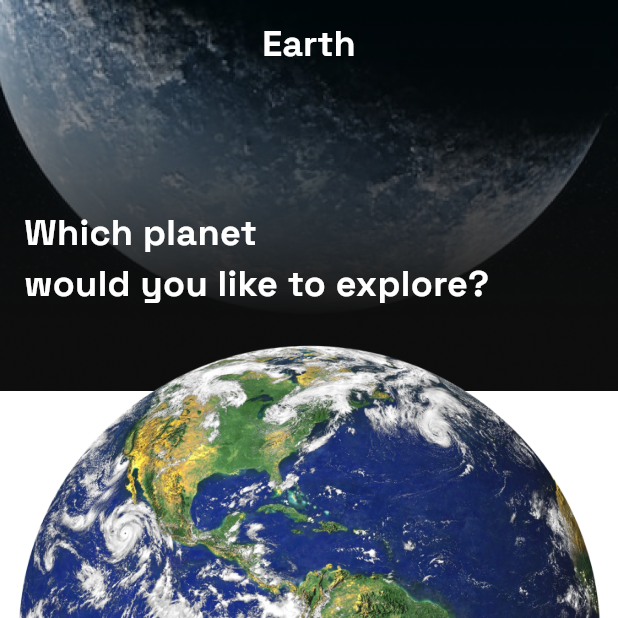
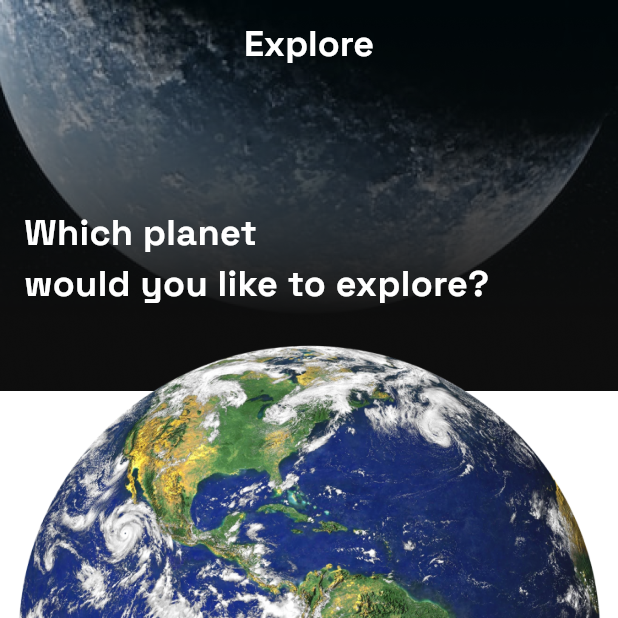
Before and after one commit to AhmedWalied26/Space_App, a Flutter app: the ExploreView screen opened by its route, on a phone screen of 412 x 824 dp, the top half of it. Run offline on Flutter 3.47's test engine with Material 3 defaults, Android fonts, the phone set to English and light mode, and no system bars.

```diff
--- a/lib/core/app_strings.dart
+++ b/lib/core/app_strings.dart
@@ -1,24 +1,29 @@
 class AppStrings {
+  static const String earthTitle = 'Earth: Our Blue Marble';
   static const String earth =
       'Earth is the only known planet in the universe that supports life. Its unique combination of factors, including liquid water, a breathable atmosphere, and a suitable distance from the Sun, has created the ideal conditions for the development of complex organisms. Earth`s magnetic field protects it from harmful solar radiation, and its atmosphere helps to regulate temperature and weather patterns.';
   static const String earthDis = 'Distance from Sun (km) : 149598026';
   static const String earthLen = 'Length of Day (hours) : 23.93';
+  static const String earthOrb = 'Orbital Period (Earth years) : 1';
   static const String earthRad = 'Radius (km) : 6371';
   static const String earthMas = 'Mass (kg) : 5.972 × 10²⁴';
   static const String earthGra = 'Gravity (m/s²) : 9.81';
   static const String earthSur = 'Surface Area (km²) : 5.10 × 10⁸';
 
+  static const String sunTitle = 'The Sun: Our Solar System`s Star';
   static const String sun =
       'The Sun is the heart of our solar system, a massive ball of plasma that provides heat, light, and energy to everything within its gravitational pull. Its immense size and temperature are fueled by nuclear fusion, a process that combines hydrogen atoms into helium, releasing vast amounts of energy. The Sun`s magnetic field, which is constantly changing, influences solar activity like sunspots and solar flares, affecting space weather and potentially disrupting Earth-based technologies.';
   static const String sunDis = 'Distance from Sun (km) : 0';
   static const String sunLen = 'Length of Day (hours) : 0';
+  static const String sunOrb = 'Orbital Period (Earth years) : 0';
   static const String sunRad = 'Radius (km) : 695700';
   static const String sunMas = 'Mass (kg) : 1.989 × 10³⁰';
   static const String sunGra = 'Gravity (m/s²) : 274';
   static const String sunSur = 'Surface Area (km²) : 6.09 × 10¹²';
 
+  static const String mercuryTitle = 'Mercury: The Closest Planet';
   static const String mercury =
-      'The Sun in the hunt of an solar system, a massive ball of phaima tut provides heat light and energy is everythung weihan its gravitational pull its immense and tumperature am fueled by machen  , a  that  hydrogen atoms into helium, releasing vast amms energy. The Sun\'s manere field sich is smally changing anfluences solar acityny le sunspots and solar  flanesflanes , afficting space weather and potentially durupting Earth based';
+      'The Mercury is the heart of our solar system, a massive ball of plasma that provides heat, light, and energy to everything within its gravitational pull. Its immense size and temperature are fueled by nuclear fusion, a process that combines hydrogen atoms into helium, releasing vast amounts of energy. The Sun`s magnetic field, which is constantly changing, influences solar activity like sunspots and solar flares, affecting space weather and potentially disrupting Earth-based technologies.';
   static const String mercuryDis = 'Distance from Sun (km) : 57,900-223';
   static const String mercuryLen = 'Length of Day (hours) : 140040';
   static const String mercuryOrb = 'Orbital Period (Earth years) : 0.24';
@@ -27,8 +32,9 @@ class AppStrings {
   static const String mercuryGra = 'Gravity (m/s²) : 37';
   static const String mercurySur = 'Surface Area (km²) : 74810';
 
+  static const String venusTitle = 'Venus: Earth`s Toxic Twin';
   static const String venus =
-      'Vinus a often referred it as Earth\'s tam de nits similar and  . However, it shick smeyhere ammpsed pramanly of cardvm stoode, waps het, making it the hottest planet in our star system. This greenhouse effect hat created a hostile zweitonmens with aparatures hot enough to mut lund Venus is also shrouded in a thick layer of sulfuric acut clouds, which reflect sunlight and grow it a yvflowch appearance';
+      'Venus is often referred to as Earth`s twin due to its similar size and composition. However, its thick atmosphere, composed primarily of carbon dioxide, traps heat, making it the hottest planet in our solar system. This greenhouse effect has created a hostile environment with temperatures hot enough to melt lead. Venus is also shrouded in a thick layer of sulfuric acid clouds, which reflect sunlight and give it a yellowish appearance.';
   static const String venusDis = 'Distance from Sun (km) : 1209072';
   static const String venusLen = 'Length of Day (hours) : 5,812.20';
   static const String venusOrb = 'Orbital Period (Earth years) : 062';
@@ -37,8 +43,9 @@ class AppStrings {
   static const String venusGra = 'Gravity (m/s²) : ';
   static const String venusSur = 'Surface Area (km²) : 4.60-10';
 
+  static const String marsTitle = 'Mars: The Red Planet';
   static const String mars =
-      'Mars, often zalind the Red Planet dues to its roddinh hue coned by by un made, ma cold, rocky world with a thin antisphere. It has polar ice caps, ancient riverhods, and evidence of past whanic activity suggesting that it  had a warmer, wutter chmate. Macs in a prime tatget fn exploration due to its potential  past or prosent  , and NASA\'s Perrverano raven caruntly seuchung fte signs of ancient michial life on the plamos surface';
+      'Mars, often called the Red Planet due to its reddish hue caused by iron oxide, is a cold, rocky world with a thin atmosphere. It has polar ice caps, ancient riverbeds, and evidence of past volcanic activity, suggesting that it once had a warmer, wetter climate. Mars is a prime target for exploration due to its potential for past or present life, and NASA`s Perseverance rover is currently searching for signs of ancient microbial life on the planet`s surface.';
   static const String marsDis = 'Distance from Sun (km) : 227,943,824';
   static const String marsLen = 'Length of Day (hours) : 1442';
   static const String marsOrb = 'Orbital Period (Earth years) : 1.88';
@@ -47,8 +54,9 @@ class AppStrings {
   static const String marsGra = 'Gravity (m/s²) : 371';
   static const String marsSur = 'Surface Area (km²) : 1.45 10';
 
+  static const String jupiterTitle = 'Jupiter: The Gas Giant';
   static const String jupiter =
-      'Jupiter is the largest planut in our aular symam, a gas grant composed primarily of hydrogen and helinum  Genst Red Spot, a massive storm that has been raging lin conturion, is a testament t turbulent atmosphere. Jupiter bes a strong magnetic field and numerous noems, including Fampa, which is beløved si have a subsurface ocean that and potentially that life';
+      'Jupiter is the largest planet in our solar system, a gas giant composed primarily of hydrogen and helium. Its Great Red Spot, a massive storm that has been raging for centuries, is a testament to its turbulent atmosphere. Jupiter has a strong magnetic field and numerous moons, including Europa, which is believed to have a subsurface ocean that could potentially harbor life.';
   static const String jupiterDis = 'Distance from Sun (km) : 778.547419';
   static const String jupiterLen = 'Length of Day (hours) : 992';
   static const String jupiterOrb = 'Orbital Period (Earth years) : 11.86';
@@ -57,9 +65,10 @@ class AppStrings {
   static const String jupiterGra = 'Gravity (m/s²) : 24.79';
   static const String jupiterSur = 'Surface Area (km²) : 6.21-10';
 
+  static const String saturnTitle = 'Saturn: The Ringed Planet';
   static const String saturn =
-      'un is hen known for spectacular rings, which anu composed of countless un particles and mcks. It is a gas gaan with a complar to hagstur but  rings and moons give distinct uppentance Satture\'s largest moon, Titan, has a thick amusphere and is the ou zzfestial hody outande of Earth with lugud lakes and rim';
-  static const String saturnDis = 'Distance from Sun (km) : ';
+      'Saturn is best known for its spectacular rings, which are composed of countless ice particles and rocks. It is a gas giant with a composition similar to Jupiter, but its rings and moons give it a distinct appearance. Saturn`s largest moon, Titan, has a thick atmosphere and is the only known celestial body outside of Earth with liquid lakes and rivers.';
+  static const String saturnDis = 'Distance from Sun (km) : 1426666422';
   static const String saturnLen = 'Length of Day (hours) : 1006';
   static const String saturnOrb = 'Orbital Period (Earth years) : 29.46';
   static const String saturnRad = 'Radius (km) : 58.232';
@@ -67,8 +76,9 @@ class AppStrings {
   static const String saturnGra = 'Gravity (m/s²) : 10,44';
   static const String saturnSur = 'Surface Area (km²) : 4.2710';
 
+  static const String uranusTitle = 'Uranus: The Tilted Planet';
   static const String uranus =
-      'framman icu giam with a unique staf till, causing be extreme. It in surrounded he funt rings and tus namerous moms metuding Maani, krene in chaotic mirain Vizamas\'s mysphere is sampun pemily of hyhogen, helium, anul methane, giving in a par hiue color';
+      'Uranus is an ice giant with a unique axial tilt, causing its seasons to be extreme. It is surrounded by faint rings and has numerous moons, including Miranda, known for its chaotic terrain. Uranus`s atmosphere is composed primarily of hydrogen, helium, and methane, giving it a pale blue color.';
   static const String uranusDis = 'Distance from Sun (km) : 2,070.490.000';
   static const String uranusLen = 'Length of Day (hours) : 17:24';
   static const String uranusOrb = 'Orbital Period (Earth years) : 84.01';
@@ -77,8 +87,9 @@ class AppStrings {
   static const String uranusGra = 'Gravity (m/s²) : 8.60';
   static const String uranusSur = 'Surface Area (km²) : 110';
 
+  static const String neptuneTitle = 'Neptune: The Distant World';
   static const String neptune =
-      'Neptune in the Earthest planet from the Sun and an another ion giune lis atmingilers  similar to   , but it is a deeper blue color due to the presence of thethane. Neptune has sevenl moons, including Triton which this the planet in a rensgrade direction and is believed to hea captured Kuper Helt object';
+      'Neptune is the farthest planet from the Sun and is another ice giant. Its atmosphere is similar to Uranus, but it is a deeper blue color due to the presence of methane. Neptune has several moons, including Triton, which orbits the planet in a retrograde direction and is believed to be a captured Kuiper Belt object.';
   static const String neptuneDis = 'Distance from Sun (km) : 448.252.900';
   static const String neptuneLen = 'Length of Day (hours) : 16.11';
   static const String neptuneOrb = 'Orbital Period (Earth years) : 164.8';
--- a/lib/main.dart
+++ b/lib/main.dart
@@ -18,7 +18,6 @@ class SpaceApp extends StatelessWidget {
       routes: {
         '/': (context) => HomeView(),
         'exploreView': (context) => ExploreView(),
-        'detailsView': (context) => DetailsView(),
       },
     );
   }
--- a/lib/models/page_view_model.dart
+++ b/lib/models/page_view_model.dart
@@ -1,6 +1,27 @@
 class PageViewModel {
-  String image;
-  String title;
+  final String image;
+  final String title;
+  final String planetTitle;
+  final String about;
+  final String distance;
+  final String lengthOfDay;
+  final String orbitalPeriod;
+  final String radius;
+  final String mass;
+  final String gravity;
+  final String surfaceArea;
 
-  PageViewModel({required this.image, required this.title});
+  PageViewModel({
+    required this.image,
+    required this.title,
+    required this.planetTitle,
+    required this.about,
+    required this.distance,
+    required this.lengthOfDay,
+    required this.orbitalPeriod,
+    required this.radius,
+    required this.mass,
+    required this.gravity,
+    required this.surfaceArea,
+  });
 }
--- a/lib/views/details_view.dart
+++ b/lib/views/details_view.dart
@@ -1,18 +1,13 @@
 import 'package:flutter/material.dart';
 import 'package:space_app/core/app_strings.dart';
+import 'package:space_app/models/page_view_model.dart';
 import 'package:space_app/widgets/custom_appbar.dart';
 import 'package:space_app/widgets/text_details.dart';
 
-class DetailsView extends StatefulWidget {
-  const DetailsView({super.key});
+class DetailsView extends StatelessWidget {
+  const DetailsView({super.key, required this.planet});
+  final PageViewModel planet;
 
-  static const routePath = 'detailsView';
-
-  @override
-  State<DetailsView> createState() => _DetailsViewState();
-}
-
-class _DetailsViewState extends State<DetailsView> {
   @override
   Widget build(BuildContext context) {
     return Container(
@@ -25,7 +20,8 @@ class _DetailsViewState extends State<DetailsView> {
       child: Scaffold(
         backgroundColor: Colors.transparent,
         appBar: CustomAppbar(
-          title: 'Earth: Our Blue Marble',
+          title: planet.title,
+          subTitle: planet.planetTitle,
           height: 50,
           hasLeading: true,
         ),
@@ -37,23 +33,23 @@ class _DetailsViewState extends State<DetailsView> {
               children: [
                 Padding(
                   padding: const EdgeInsets.all(16),
-                  child: Image.asset('assets/images/earth.png'),
+                  child: Image.asset(planet.image),
                 ),
                 TextDetails(title: 'About', size: 24),
                 SizedBox(height: 8),
                 TextDetails(
-                  title: AppStrings.earth,
+                  title: planet.about,
                   fontWeight: .w300,
                   height: 1.5,
                 ),
                 SizedBox(height: 15),
 
-                TextDetails(title: AppStrings.earthDis, fontWeight: .w700),
-                TextDetails(title: AppStrings.earthLen, fontWeight: .w700),
-                TextDetails(title: AppStrings.earthRad, fontWeight: .w700),
-                TextDetails(title: AppStrings.earthMas, fontWeight: .w700),
-                TextDetails(title: AppStrings.earthGra, fontWeight: .w700),
-                TextDetails(title: AppStrings.earthSur, fontWeight: .w700),
+                TextDetails(title: planet.distance, fontWeight: .w700),
+                TextDetails(title: planet.lengthOfDay, fontWeight: .w700),
+                TextDetails(title: planet.orbitalPeriod, fontWeight: .w700),
+                TextDetails(title: planet.radius, fontWeight: .w700),
+                TextDetails(title: planet.mass, fontWeight: .w700),
+                TextDetails(title: planet.gravity, fontWeight: .w700),
               ],
             ),
           ),
--- a/lib/views/explore_view.dart
+++ b/lib/views/explore_view.dart
@@ -1,5 +1,7 @@
 import 'package:flutter/material.dart';
+import 'package:space_app/core/app_strings.dart';
 import 'package:space_app/models/page_view_model.dart';
+import 'package:space_app/views/details_view.dart';
 import 'package:space_app/widgets/custom_appbar.dart';
 import 'package:space_app/widgets/custom_button.dart';
 import 'package:space_app/widgets/planet_navigation.dart';
@@ -18,15 +20,123 @@ class _ExploreViewState extends State<ExploreView> {
   int currentIndex = 0;
 
   final List<PageViewModel> planetModel = [
-    PageViewModel(image: 'assets/images/earth.png', title: 'Earth'),
-    PageViewModel(image: 'assets/images/jupiter.png', title: 'Jupiter'),
-    PageViewModel(image: 'assets/images/mars.png', title: 'Mars'),
-    PageViewModel(image: 'assets/images/mercury.png', title: 'Mercury'),
-    PageViewModel(image: 'assets/images/neptune.png', title: 'Neptune'),
-    PageViewModel(image: 'assets/images/saturn.png', title: 'Saturn'),
-    PageViewModel(image: 'assets/images/sun.png', title: 'Sun'),
-    PageViewModel(image: 'assets/images/uranus.png', title: 'Uranus'),
-    PageViewModel(image: 'assets/images/venus.png', title: 'Venus'),
+    PageViewModel(
+      image: 'assets/images/earth.png',
+      title: 'Earth',
+      planetTitle: AppStrings.earthTitle,
+      about: AppStrings.earth,
+      distance: AppStrings.earthDis,
+      lengthOfDay: AppStrings.earthLen,
+      orbitalPeriod: AppStrings.earthOrb,
+      radius: AppStrings.earthRad,
+      mass: AppStrings.earthMas,
+      gravity: AppStrings.earthGra,
+      surfaceArea: AppStrings.earthSur,
+    ),
+    PageViewModel(
+      image: 'assets/images/jupiter.png',
+      title: 'Jupiter',
+      planetTitle: AppStrings.jupiterTitle,
+      about: AppStrings.jupiter,
+      distance: AppStrings.jupiterDis,
+      lengthOfDay: AppStrings.jupiterLen,
+      orbitalPeriod: AppStrings.jupiterOrb,
+      radius: AppStrings.jupiterRad,
+      mass: AppStrings.jupiterMas,
+      gravity: AppStrings.jupiterGra,
+      surfaceArea: AppStrings.jupiterSur,
+    ),
+    PageViewModel(
+      image: 'assets/images/mars.png',
+      title: 'Mars',
+      planetTitle: AppStrings.marsTitle,
+      about: AppStrings.mars,
+      distance: AppStrings.marsDis,
+      lengthOfDay: AppStrings.marsLen,
+      orbitalPeriod: AppStrings.marsOrb,
+      radius: AppStrings.marsRad,
+      mass: AppStrings.marsMas,
+      gravity: AppStrings.marsGra,
+      surfaceArea: AppStrings.marsSur,
+    ),
+    PageViewModel(
+      image: 'assets/images/mercury.png',
+      title: 'Mercury',
+      planetTitle: AppStrings.mercuryTitle,
+      about: AppStrings.mercury,
+      distance: AppStrings.mercuryDis,
+      lengthOfDay: AppStrings.mercuryLen,
+      orbitalPeriod: AppStrings.mercuryOrb,
+      radius: AppStrings.mercuryRad,
+      mass: AppStrings.mercuryMas,
+      gravity: AppStrings.mercuryGra,
+      surfaceArea: AppStrings.mercurySur,
+    ),
+    PageViewModel(
+      image: 'assets/images/neptune.png',
+      title: 'Neptune',
+      planetTitle: AppStrings.neptuneTitle,
+      about: AppStrings.neptune,
+      distance: AppStrings.neptuneDis,
+      lengthOfDay: AppStrings.neptuneLen,
+      orbitalPeriod: AppStrings.neptuneOrb,
+      radius: AppStrings.neptuneRad,
+      mass: AppStrings.neptuneMas,
+      gravity: AppStrings.neptuneGra,
+      surfaceArea: AppStrings.neptuneSur,
+    ),
+    PageViewModel(
+      image: 'assets/images/saturn.png',
+      title: 'Saturn',
+      planetTitle: AppStrings.saturnTitle,
+      about: AppStrings.saturn,
+      distance: AppStrings.saturnDis,
+      lengthOfDay: AppStrings.saturnLen,
+      orbitalPeriod: AppStrings.saturnOrb,
+      radius: AppStrings.saturnRad,
+      mass: AppStrings.saturnMas,
+      gravity: AppStrings.saturnGra,
+      surfaceArea: AppStrings.saturnSur,
+    ),
+    PageViewModel(
+      image: 'assets/images/sun.png',
+      title: 'Sun',
+      planetTitle: AppStrings.sunTitle,
+      about: AppStrings.sun,
+      distance: AppStrings.sunDis,
+      lengthOfDay: AppStrings.sunLen,
+      orbitalPeriod: AppStrings.sunOrb,
+      radius: AppStrings.sunRad,
+      mass: AppStrings.sunMas,
+      gravity: AppStrings.sunGra,
+      surfaceArea: AppStrings.sunSur,
+    ),
+    PageViewModel(
+      image: 'assets/images/uranus.png',
+      title: 'Uranus',
+      planetTitle: AppStrings.uranusTitle,
+      about: AppStrings.uranus,
+      distance: AppStrings.uranusDis,
+      lengthOfDay: AppStrings.uranusLen,
+      orbitalPeriod: AppStrings.uranusOrb,
+      radius: AppStrings.uranusRad,
+      mass: AppStrings.uranusMas,
+      gravity: AppStrings.uranusGra,
+      surfaceArea: AppStrings.uranusSur,
+    ),
+    PageViewModel(
+      image: 'assets/images/venus.png',
+      title: 'Venus',
+      planetTitle: AppStrings.venusTitle,
+      about: AppStrings.venus,
+      distance: AppStrings.venusDis,
+      lengthOfDay: AppStrings.venusLen,
+      orbitalPeriod: AppStrings.venusOrb,
+      radius: AppStrings.venusRad,
+      mass: AppStrings.venusMas,
+      gravity: AppStrings.venusGra,
+      surfaceArea: AppStrings.venusSur,
+    ),
   ];
 
   PageController controller = PageController();
@@ -42,7 +152,8 @@ class _ExploreViewState extends State<ExploreView> {
       ),
       child: Scaffold(
         appBar: CustomAppbar(
-          title: 'Which planet\nwould you like to explore?',
+          title: 'Explore',
+          subTitle: 'Which planet\nwould you like to explore?',
 
           height: 150,
         ),
@@ -63,7 +174,19 @@ class _ExploreViewState extends State<ExploreView> {
               title: planetModel[currentIndex].title,
               controller: controller,
             ),
-            CustomButton(title: 'Explore ${planetModel[currentIndex].title}'),
+            CustomButton(
+              onTap: () {
+                Navigator.push(
+                  context,
+                  MaterialPageRoute(
+                    builder: (context) {
+                      return DetailsView(planet: planetModel[currentIndex]);
+                    },
+                  ),
+                );
+              },
+              title: 'Explore ${planetModel[currentIndex].title}',
+            ),
           ],
         ),
       ),
--- a/lib/views/home_view.dart
+++ b/lib/views/home_view.dart
@@ -1,5 +1,6 @@
 import 'package:flutter/material.dart';
 import 'package:space_app/core/app_colors.dart';
+import 'package:space_app/views/explore_view.dart';
 import 'package:space_app/widgets/body_home_view.dart';
 import 'package:space_app/widgets/custom_button.dart';
 
@@ -21,7 +22,12 @@ class HomeView extends StatelessWidget {
       child: Scaffold(
         backgroundColor: Colors.transparent,
         body: SafeArea(child: BodyHomeView()),
-        bottomNavigationBar: CustomButton(title: 'Explore'),
+        bottomNavigationBar: CustomButton(
+          onTap: () {
+            Navigator.pushNamed(context, ExploreView.routePath);
+          },
+          title: 'Explore',
+        ),
       ),
     );
   }
--- a/lib/widgets/custom_appbar.dart
+++ b/lib/widgets/custom_appbar.dart
@@ -3,11 +3,13 @@ import 'package:space_app/core/app_colors.dart';
 
 class CustomAppbar extends StatelessWidget implements PreferredSizeWidget {
   final String title;
+  final String subTitle;
   final double height;
   final bool hasLeading;
   const CustomAppbar({
     super.key,
     required this.title,
+    required this.subTitle,
     this.height = 150,
     this.hasLeading = false,
   });
@@ -37,7 +39,7 @@ class CustomAppbar extends StatelessWidget implements PreferredSizeWidget {
       backgroundColor: Colors.transparent,
       centerTitle: true,
       title: Text(
-        'Earth',
+        title,
         style: TextStyle(
           fontSize: 24,
           color: AppColors.white,
@@ -51,7 +53,7 @@ class CustomAppbar extends StatelessWidget implements PreferredSizeWidget {
           alignment: .topStart,
           margin: EdgeInsets.only(left: 16),
           child: Text(
-            title,
+            subTitle,
             style: TextStyle(
               fontWeight: FontWeight.w700,
               fontFamily: 'SpaceGrotesk',
--- a/lib/widgets/custom_button.dart
+++ b/lib/widgets/custom_button.dart
@@ -1,17 +1,17 @@
 import 'package:flutter/material.dart';
 import 'package:space_app/core/app_colors.dart';
-import 'package:space_app/views/details_view.dart';
 
 class CustomButton extends StatelessWidget {
-  const CustomButton({super.key, required this.title});
+  const CustomButton({super.key, required this.title, required this.onTap});
   final String title;
+  final Function onTap;
   @override
   Widget build(BuildContext context) {
     return Padding(
       padding: const EdgeInsets.all(24),
       child: ElevatedButton(
         onPressed: () {
-          Navigator.pushNamed(context, DetailsView.routePath);
+          onTap();
         },
         style: ElevatedButton.styleFrom(backgroundColor: AppColors.red),
         child: Padding(
```
